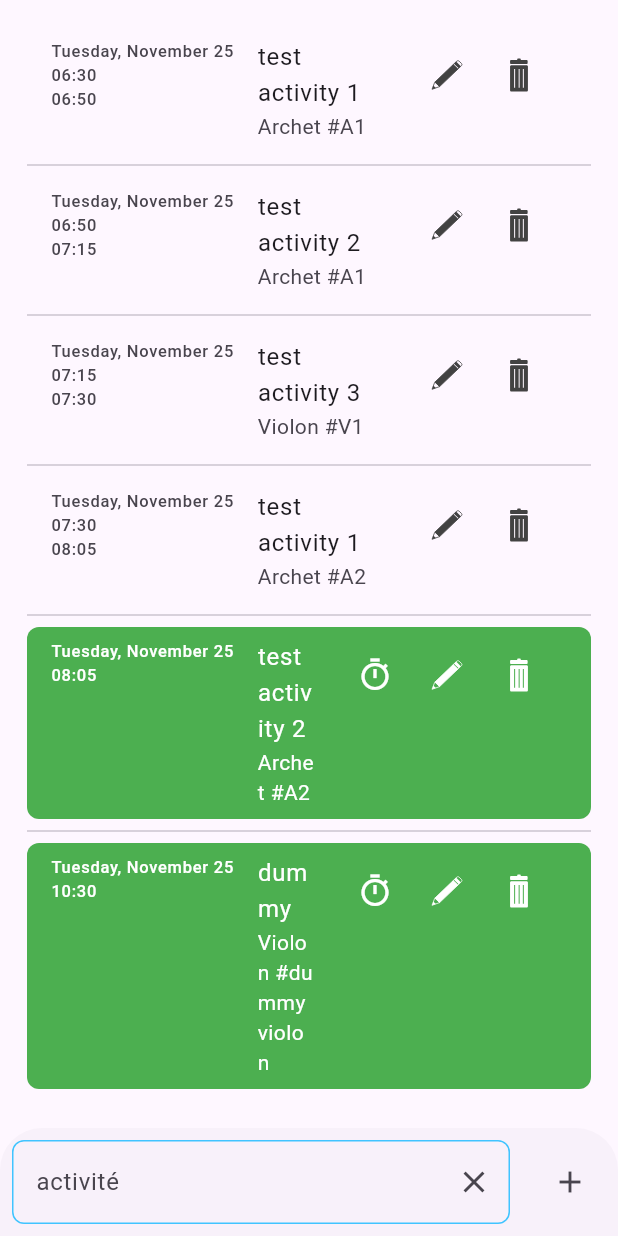
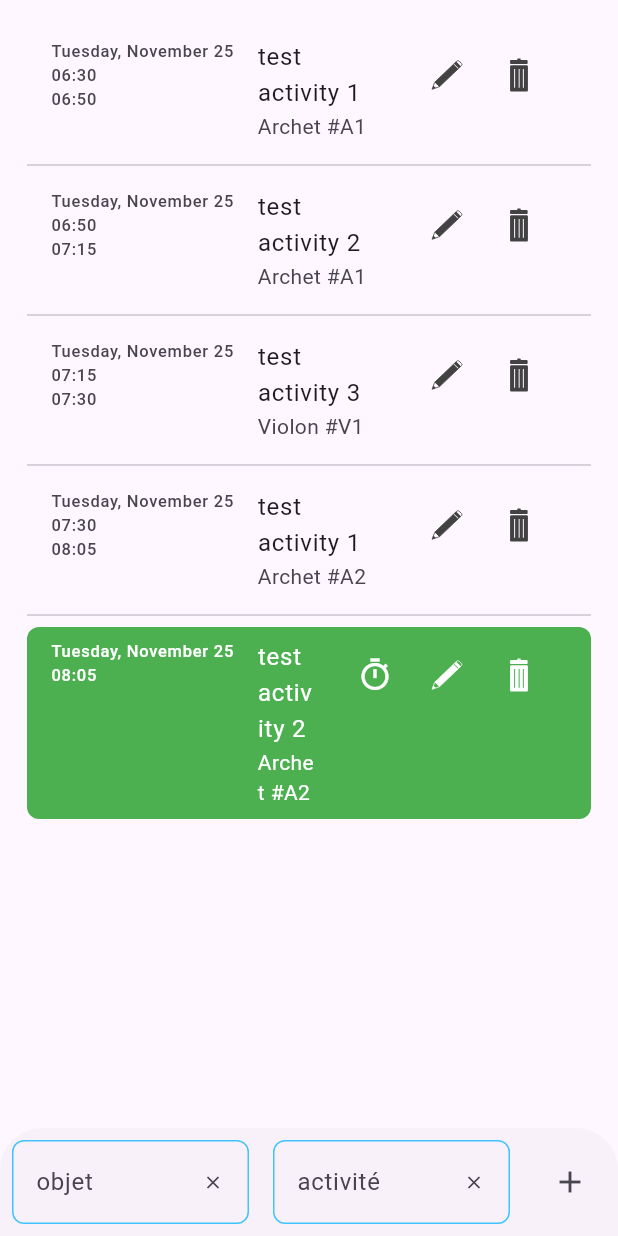
Before and after one commit to Alt257/timekeeper-front, a Flutter app: the screen it shows after launch, after a tap on the "add" icon, on a phone screen of 412 x 824 dp. Run offline on Flutter 3.47's test engine with Material 3 defaults, Android fonts, the phone set to English and light mode, and no system bars; our stand-ins replace bloc, flutter_bloc, flutter_localization, flutter_svg, freezed_annotation.

Commit message:
add item selection

```diff
--- a/lib/app_blocs.dart
+++ b/lib/app_blocs.dart
@@ -15,7 +15,7 @@ class AppBlocs extends MultiBlocProvider {
       ),
 
       BlocProvider<AddActivityBloc>(
-        create: (context) => AddActivityBloc(),
+        create: (context) => AddActivityBloc()..add(AddActivityEvent.started()),
       ),
     ],
   );
--- a/lib/view/component/form/add_activity/add_activity.dart
+++ b/lib/view/component/form/add_activity/add_activity.dart
@@ -1,11 +1,10 @@
 import 'package:flutter/material.dart';
 import 'package:flutter_bloc/flutter_bloc.dart';
-import 'package:timekeeper/entity/activity/activity.dart';
-import 'package:timekeeper/entity/item/violon/violon.dart';
 import 'package:timekeeper/service/activities/activities_bloc.dart';
 
 import 'add_activity_bloc.dart';
 import 'field/activity_type.dart';
+import 'field/item.dart';
 
 final class AddActivityForm extends StatelessWidget {
   const AddActivityForm({super.key});
@@ -26,18 +25,11 @@ final class AddActivityForm extends StatelessWidget {
         spacing: 16,
         children: [
           // TimePickerButton(),
-          Expanded(
-            child: ActivityTypeSelection(),
-          ),
+          Expanded(child: ItemSelection()),
+          Expanded(child: ActivityTypeSelection()),
           IconButton(
-            onPressed: () =>
-                context.read<ActivitiesBloc>().add(
-                    ActivitiesEvent.activityAdded(Activity(
-                      type: ActivityType(label: 'dummy'),
-                      startedAt: DateTime.now(),
-                      item: Violon(id: 'dummy violon'),
-                    ))
-                ),
+            onPressed: () => context.read<AddActivityBloc>()
+                .add(AddActivityEvent.submitted()),
             icon: Icon(Icons.add),
           )
         ],
--- a/lib/view/component/form/add_activity/field/activity_type.dart
+++ b/lib/view/component/form/add_activity/field/activity_type.dart
@@ -16,6 +16,7 @@ final class ActivityTypeSelection extends StatelessWidget {
   @override
   Widget build(BuildContext context) {
     return SearchOrCreateField(
+      placeholder: 'activité',
       items: activities,
       searchIn: (item) => item.label,
       onSelected: (item) => context.read<AddActivityBloc>()
--- /dev/null
+++ b/lib/view/component/form/add_activity/field/item.dart
@@ -0,0 +1,29 @@
+import 'package:flutter/material.dart';
+import 'package:flutter_bloc/flutter_bloc.dart';
+import 'package:timekeeper/entity/item/archet/archet.dart';
+import 'package:timekeeper/entity/item/item.dart';
+import 'package:timekeeper/entity/item/violon/violon.dart';
+import 'package:timekeeper/view/component/form/add_activity/add_activity_bloc.dart';
+import 'package:timekeeper/view/component/form/field/search_or_create.dart';
+
+final class ItemSelection extends StatelessWidget {
+  const ItemSelection({super.key});
+
+  static List<Item> activities = [
+    Violon(id: 'V1'),
+    Violon(id: 'V2'),
+    Archet(id: 'A1'),
+    Violon(id: 'V3'),
+  ];
+
+  @override
+  Widget build(BuildContext context) {
+    return SearchOrCreateField(
+      placeholder: 'objet',
+      items: activities,
+      searchIn: (item) => item.id,
+      onSelected: (item) => context.read<AddActivityBloc>()
+            .add(AddActivityEvent.itemChanged(item)),
+    );
+  }
+}
--- a/lib/view/component/form/field/search_or_create.dart
+++ b/lib/view/component/form/field/search_or_create.dart
@@ -1,8 +1,9 @@
 import 'package:flutter/material.dart';
 
 final class SearchOrCreateField<T extends Object> extends StatelessWidget {
-  const SearchOrCreateField({super.key, required this.items, required this.searchIn, required this.onSelected});
+  const SearchOrCreateField({super.key, this.placeholder, required this.items, required this.searchIn, required this.onSelected});
 
+  final String? placeholder;
   final List<T> items;
   final String Function(T item) searchIn;
   final Function(T item)? onSelected;
@@ -36,13 +37,15 @@ final class SearchOrCreateField<T extends Object> extends StatelessWidget {
                 borderRadius: BorderRadius.circular(8),
                 borderSide: BorderSide(color: Colors.lightBlueAccent)
             ),
-            hintText: 'activité',
-            suffixIcon: IconButton(
-              onPressed: () {
-                textEditingController.clear();
-              },
-              icon: Icon(Icons.close),
-            ),
+            hintText: placeholder,
+            // suffixIcon: textEditingController.value.text.isEmpty ? null :
+            suffixIcon:
+              IconButton(
+                onPressed: () {
+                  textEditingController.clear();
+                },
+                icon: Icon(Icons.close, size: 14,),
+              ),
           ),
         );
       },
```
